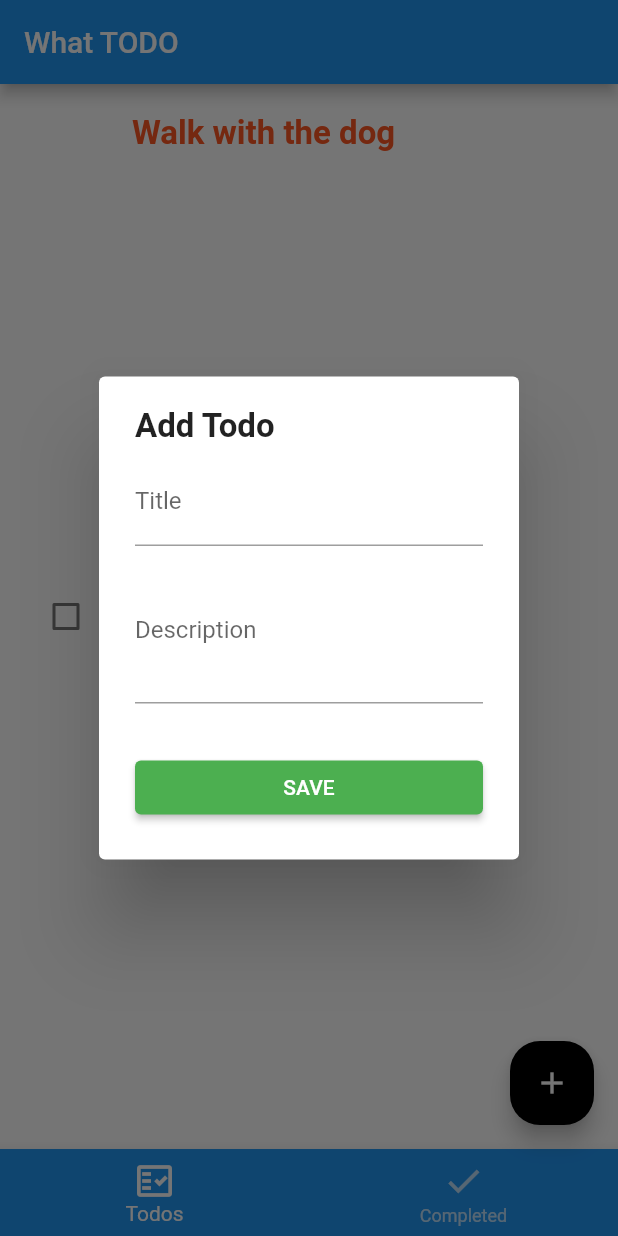
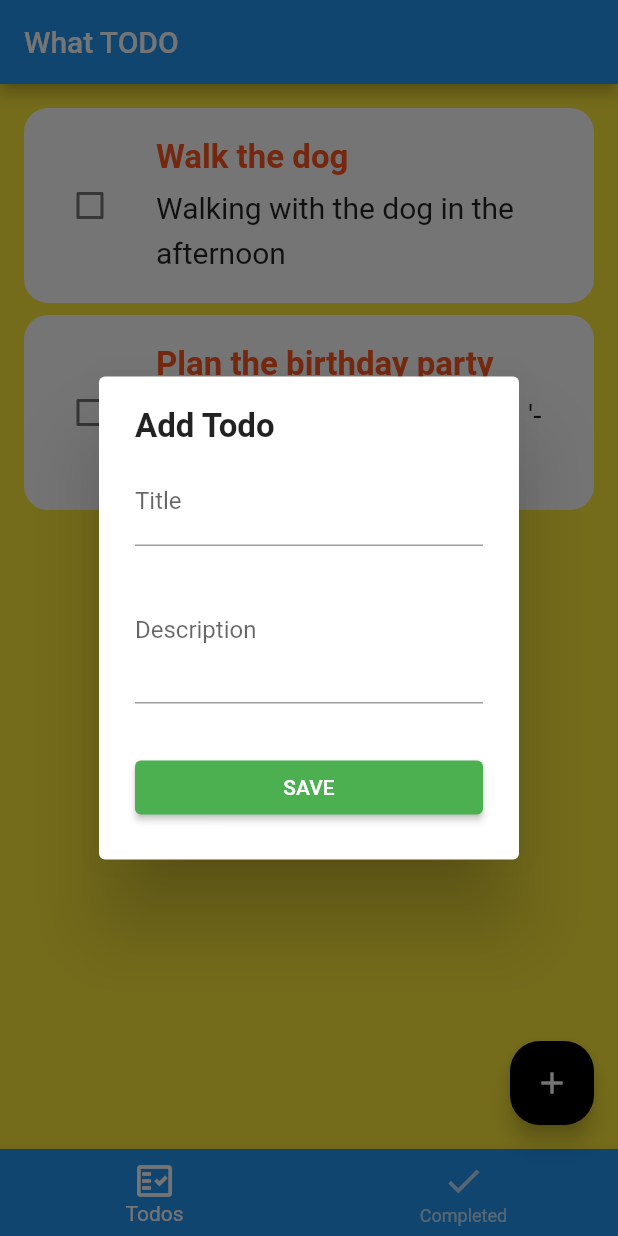
Before and after one commit to satyapratamak/circlecreative.todoapp.v-1, a Flutter app: the screen it shows after launch, after a tap on the "add" icon, on a phone screen of 412 x 824 dp. Run offline on Flutter 3.47's test engine with Material 2 defaults, Android fonts, the phone set to English and light mode, and no system bars; drawn by our look-alikes of flutter_slidable.

Commit message:
Rounded Todo Widget DONE

```diff
--- a/lib/main.dart
+++ b/lib/main.dart
@@ -18,7 +18,7 @@ class MyApp extends StatelessWidget {
           title: title,
           theme: ThemeData(
             primarySwatch: Colors.blue,
-            scaffoldBackgroundColor: Colors.white,
+            scaffoldBackgroundColor: Colors.yellow,
           ),
           home: const HomePage(),
         ),
--- a/lib/provider/todos_provider.dart
+++ b/lib/provider/todos_provider.dart
@@ -1,3 +1,19 @@
 import 'package:flutter/cupertino.dart';
+import 'package:todoapp/model/todo.dart';
 
-class TodosProvider extends ChangeNotifier {}
+class TodosProvider extends ChangeNotifier {
+  // ignore: prefer_final_fields
+  List<Todo> _todos = [
+    Todo(
+      createdTime: DateTime.now(),
+      title: "Walk the dog",
+      description: "Walking with the dog in the afternoon",
+    ),
+    Todo(
+      createdTime: DateTime.now(),
+      title: "Plan the birthday party",
+      description: "Birthday party with '-Robert' '- Deborah'",
+    ),
+  ];
+  List<Todo> get todos => _todos.where((todo) => todo.isDone == false).toList();
+}
--- a/lib/widget/todo_list_widget.dart
+++ b/lib/widget/todo_list_widget.dart
@@ -1,5 +1,7 @@
 import 'package:flutter/material.dart';
+import 'package:provider/provider.dart';
 import 'package:todoapp/model/todo.dart';
+import 'package:todoapp/provider/todos_provider.dart';
 import 'package:todoapp/widget/todo_widget.dart';
 
 class TodoListWidget extends StatelessWidget {
@@ -7,11 +9,30 @@ class TodoListWidget extends StatelessWidget {
 
   @override
   Widget build(BuildContext context) {
-    return TodoWidget(
-      todo: Todo(
-        createdTime: DateTime.now(),
-        title: 'Walk with the dog',
-      ),
-    );
+    final provider = Provider.of<TodosProvider>(context);
+    final todos = provider.todos;
+    return todos.isEmpty
+        ? const Center(
+            child: Text(
+              'No Todos',
+              style: TextStyle(
+                fontSize: 20,
+              ),
+            ),
+          )
+        : ListView.separated(
+            physics: const BouncingScrollPhysics(),
+            padding: const EdgeInsets.all(16),
+            itemCount: todos.length,
+            separatorBuilder: (context, index) => Container(
+              height: 8,
+            ),
+            itemBuilder: (context, index) {
+              final todo = todos[index];
+              return TodoWidget(
+                todo: todo,
+              );
+            },
+          );
   }
 }
--- a/lib/widget/todo_widget.dart
+++ b/lib/widget/todo_widget.dart
@@ -7,7 +7,9 @@ class TodoWidget extends StatelessWidget {
   const TodoWidget({Key? key, required this.todo}) : super(key: key);
 
   @override
-  Widget build(BuildContext context) => Slidable(
+  Widget build(BuildContext context) => ClipRRect(
+        borderRadius: BorderRadius.circular(16),
+        child: Slidable(
           actionPane: const SlidableDrawerActionPane(),
           key: Key(todo!.id),
           child: buildTodo(context),
@@ -27,6 +29,7 @@ class TodoWidget extends StatelessWidget {
               icon: Icons.delete,
             )
           ],
+        ),
       );
 
   Widget buildTodo(BuildContext context) => Container(
@@ -53,7 +56,6 @@ class TodoWidget extends StatelessWidget {
                       fontSize: 22,
                     ),
                   ),
-                  if (todo!.description.isEmpty)
                   Container(
                       margin: const EdgeInsets.only(top: 4),
                       child: Text(
```
Lines whose indentation alone changed are shown as unchanged.
